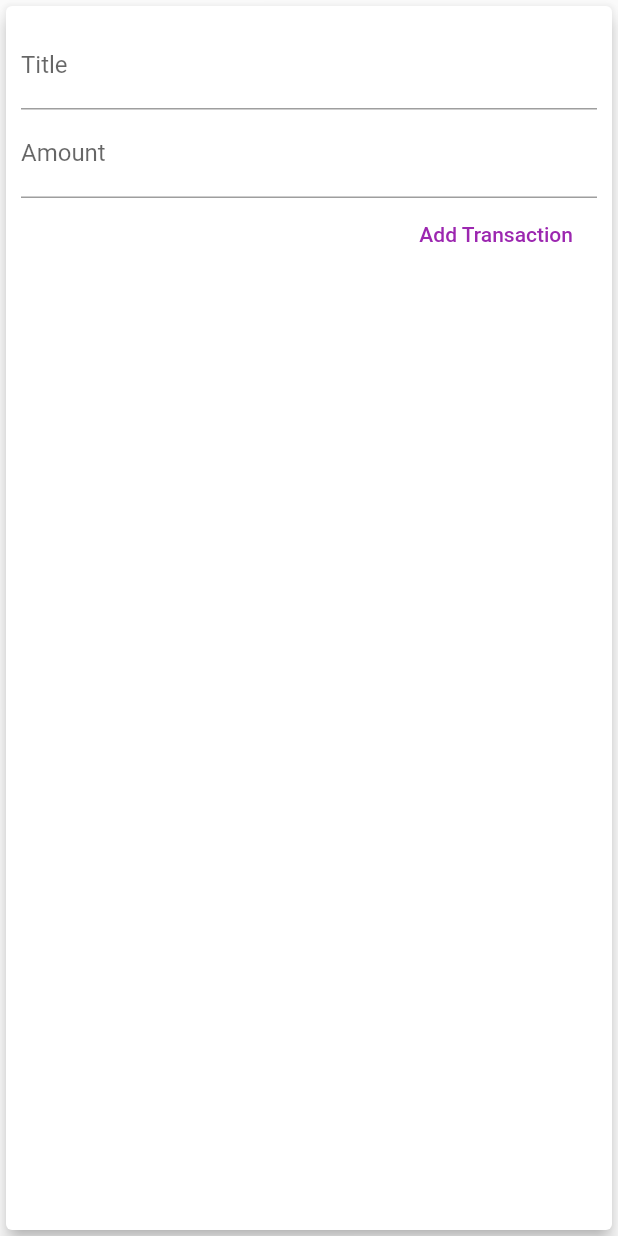
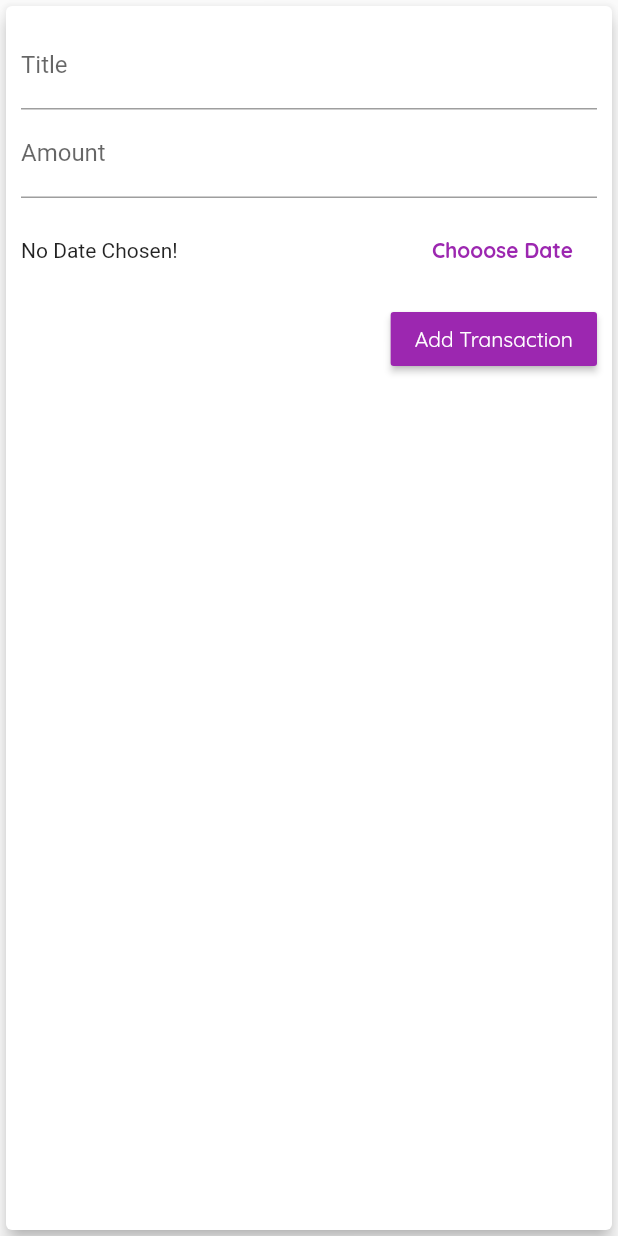
Before and after one commit to flukerbooker/FlutterLearning, a Flutter app: the NewTransaction widget shown alone on an empty page, opened directly with empty values, after a tap on "Add Transaction", on a phone screen of 412 x 824 dp. Run offline on Flutter 3.47's test engine with Material 2 defaults, Android fonts, the phone set to English and light mode, and no system bars.

Commit message:
[UPDATE] ALl stuff

```diff
--- a/ExpenseApp/lib/widgets/chart_bar.dart
+++ b/ExpenseApp/lib/widgets/chart_bar.dart
@@ -11,7 +11,10 @@ class ChartBar extends StatelessWidget {
   Widget build(BuildContext context) {
     return Column(
       children: <Widget>[
-        FittedBox(child: Text('\$${spendingAmount.toStringAsFixed(0)}')),
+        Container(
+            height: 20,
+            child: FittedBox(
+                child: Text('\$${spendingAmount.toStringAsFixed(0)}'))),
         SizedBox(height: 4),
         Container(
           height: 60,
--- a/ExpenseApp/lib/widgets/new_transaction.dart
+++ b/ExpenseApp/lib/widgets/new_transaction.dart
@@ -1,4 +1,7 @@
+import 'dart:ui';
+
 import 'package:flutter/material.dart';
+import 'package:intl/intl.dart';
 
 class NewTransaction extends StatefulWidget {
   final Function addTx;
@@ -10,20 +13,42 @@ class NewTransaction extends StatefulWidget {
 }
 
 class _NewTransactionState extends State<NewTransaction> {
-  final titleController = TextEditingController();
-  final amountController = TextEditingController();
+  final _titleController = TextEditingController();
+  final _amountController = TextEditingController();
+  DateTime _selectedDate;
 
-  void submitData() {
-    final enteredTitle = titleController.text;
-    final enteredAmount = double.parse(amountController.text);
-
-    if (enteredTitle.isEmpty || enteredAmount <= 0) {
+  void _submitData() {
+    if (_amountController.text.isEmpty) {
       return;
     }
 
-    widget.addTx(enteredTitle, enteredAmount);
+    final enteredTitle = _titleController.text;
+    final enteredAmount = double.parse(_amountController.text);
+
+    if (enteredTitle.isEmpty || enteredAmount <= 0 || _selectedDate == null) {
+      return;
+    }
+
+    widget.addTx(enteredTitle, enteredAmount, _selectedDate);
 
     Navigator.of(context).pop();
+  }
+
+  void _presentDatePicker() {
+    showDatePicker(
+            context: context,
+            initialDate: DateTime.now(),
+            firstDate: DateTime(2000),
+            lastDate: DateTime.now())
+        .then((pickedDate) {
+      if (pickedDate == null) {
+        return;
+      }
+
+      setState(() {
+        _selectedDate = pickedDate;
+      });
+    });
   }
 
   @override
@@ -37,19 +62,40 @@ class _NewTransactionState extends State<NewTransaction> {
           children: <Widget>[
             TextField(
               decoration: InputDecoration(labelText: 'Title'),
-              controller: titleController,
-              onSubmitted: (_) => submitData(),
+              controller: _titleController,
+              onSubmitted: (_) => _submitData(),
             ),
             TextField(
               decoration: InputDecoration(labelText: 'Amount'),
-              controller: amountController,
+              controller: _amountController,
               keyboardType: TextInputType.number,
-              onSubmitted: (_) => submitData(),
+              onSubmitted: (_) => _submitData(),
             ),
-            FlatButton(
+            Container(
+              height: 70,
+              child: Row(
+                children: [
+                  Expanded(
+                    child: Text(_selectedDate == null
+                        ? 'No Date Chosen!'
+                        : 'Picked Date: ${DateFormat.yMd().format(_selectedDate)}'),
+                  ),
+                  FlatButton(
+                    textColor: Theme.of(context).primaryColor,
+                    child: Text(
+                      'Chooose Date',
+                      style: TextStyle(fontWeight: FontWeight.bold),
+                    ),
+                    onPressed: _presentDatePicker,
+                  )
+                ],
+              ),
+            ),
+            RaisedButton(
               child: Text('Add Transaction'),
-              textColor: Colors.purple,
-              onPressed: submitData,
+              color: Theme.of(context).primaryColor,
+              textColor: Theme.of(context).textTheme.button.color,
+              onPressed: _submitData,
             )
           ],
         ),
```
Also changed, not shown: ExpenseApp/lib/main.dart (+14 -13 lines), ExpenseApp/lib/widgets/transaction_list.dart (+26 -32 lines).
